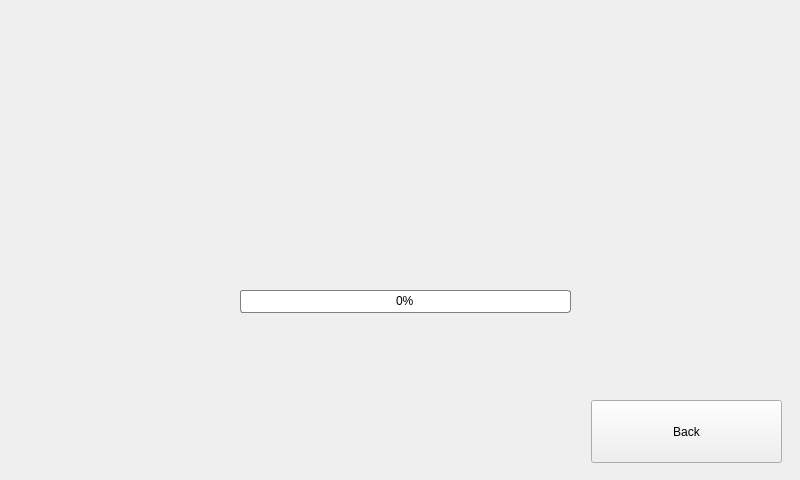
Old version of the form main/ui/equipment_testing.ui in the repository Blackrose/Tcutest_SerialSystem.
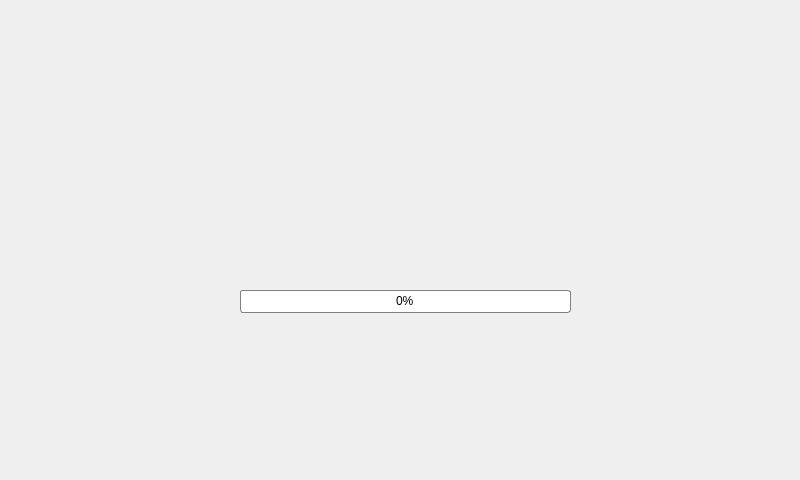
New version of the form. Icons and pictures are not drawn.

Patch:
```diff
--- a/main/ui/equipment_testing.ui
+++ b/main/ui/equipment_testing.ui
@@ -35,7 +35,7 @@
   <widget class="QLabel" name="logo">
    <property name="geometry">
     <rect>
-     <x>610</x>
+     <x>590</x>
      <y>0</y>
      <width>191</width>
      <height>71</height>
@@ -88,20 +88,20 @@
   <widget class="QPushButton" name="back_but">
    <property name="geometry">
     <rect>
-     <x>591</x>
-     <y>400</y>
+     <x>0</x>
+     <y>0</y>
      <width>191</width>
      <height>63</height>
     </rect>
    </property>
    <property name="styleSheet">
-    <string notr="true">background-image:url()</string>
+    <string notr="true">background: transparent;</string>
    </property>
    <property name="text">
-    <string>Back</string>
+    <string/>
    </property>
    <property name="flat">
-    <bool>false</bool>
+    <bool>true</bool>
    </property>
   </widget>
  </widget>
```
